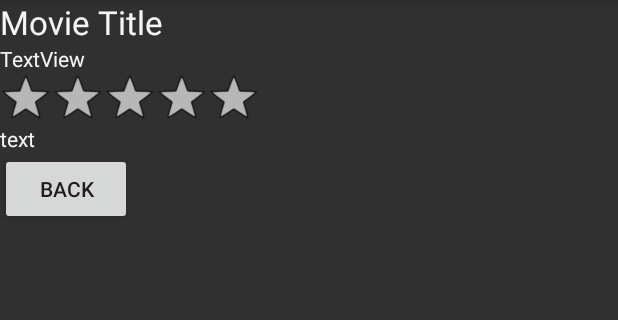
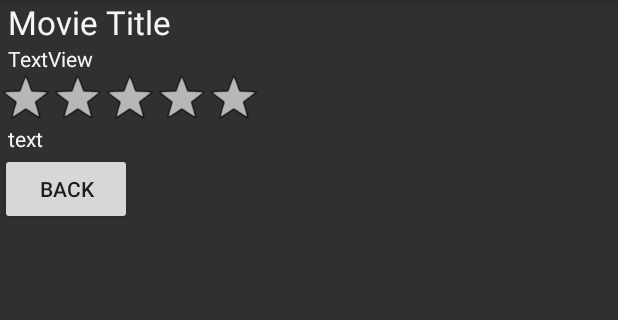
Before and after one commit to TK000/Flixster_old, an Android app: the MovieDetailsActivity screen opened directly, with no data from a screen before it, on a phone screen of 412 x 824 dp, the part 84-404 px from its top. Run offline under Robolectric (Android 15) with nearby library versions, the phone set to English and light mode, and no system bars; our stand-ins replace ButterKnife; libraries missing offline, so code that uses them is left out: org.parceler; 6 statements that could not run were skipped.

Commit message:
added margin to movie info page

```diff
--- a/app/src/main/res/layout/activity_movie_details.xml
+++ b/app/src/main/res/layout/activity_movie_details.xml
@@ -15,6 +15,7 @@
         android:layout_alignParentLeft="true"
         android:layout_alignParentStart="true"
         android:layout_alignParentTop="true"
+        android:paddingLeft="5dp"
         android:text="Movie Title"
         android:textAppearance="@android:style/TextAppearance.Large"
         android:textColor="@color/textColor" />
@@ -41,6 +42,7 @@
         android:layout_alignParentRight="true"
         android:layout_alignParentStart="true"
         android:layout_below="@+id/rbVoteAverage"
+        android:paddingLeft="5dp"
         android:text="text"
         android:textColor="@color/textColor" />
 
@@ -52,6 +54,7 @@
         android:layout_alignParentStart="true"
         android:layout_below="@+id/tvTitle"
         android:layout_marginBottom="5dp"
+        android:paddingLeft="5dp"
         android:text="TextView"
         android:textAppearance="@style/TextAppearance.AppCompat"
         android:textColor="@color/textColor" />
```
